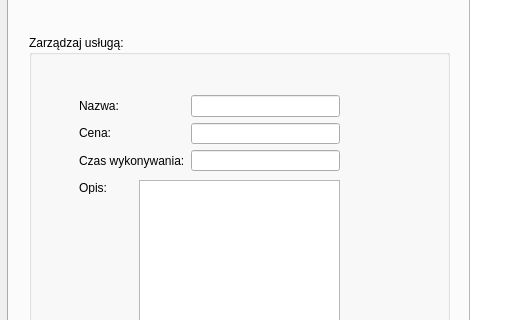
Old version of the form glowneokno.ui in the repository maciuk10/Gabinet_v1_0_0_Projekt; both pictures show x 0 to 505 and y 196 to 516 of the 935 by 692 pixel window.
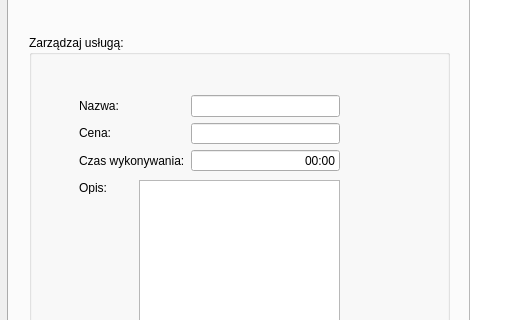
New version of the form. Icons and pictures are not drawn. Custom widgets are drawn as their Qt base class.

The edit to the form file:
```diff
--- a/glowneokno.ui
+++ b/glowneokno.ui
@@ -1234,7 +1234,17 @@
            <widget class="QLineEdit" name="servicePrice"/>
           </item>
           <item>
-           <widget class="QLineEdit" name="serviceTime"/>
+           <widget class="QLineEdit" name="serviceTime">
+            <property name="inputMask">
+             <string>99:99</string>
+            </property>
+            <property name="text">
+             <string>00:00</string>
+            </property>
+            <property name="alignment">
+             <set>Qt::AlignRight|Qt::AlignTrailing|Qt::AlignVCenter</set>
+            </property>
+           </widget>
           </item>
          </layout>
         </item>
```
Left out of the diff: 12 changed lines with no effect on the pictures.
